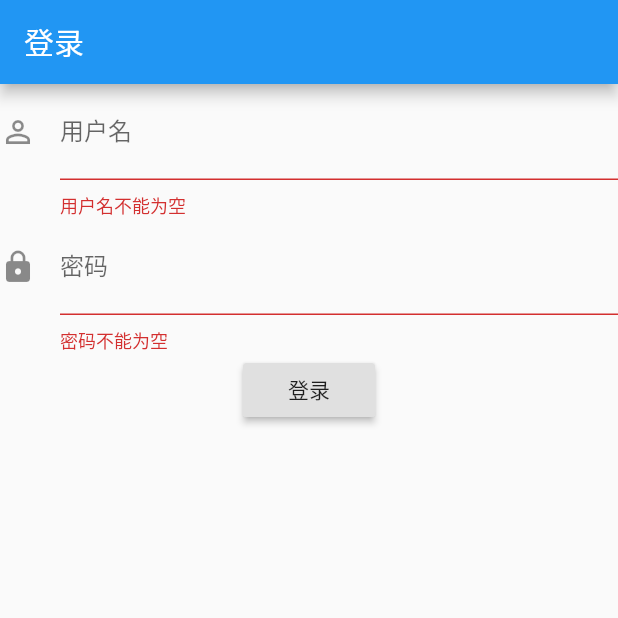
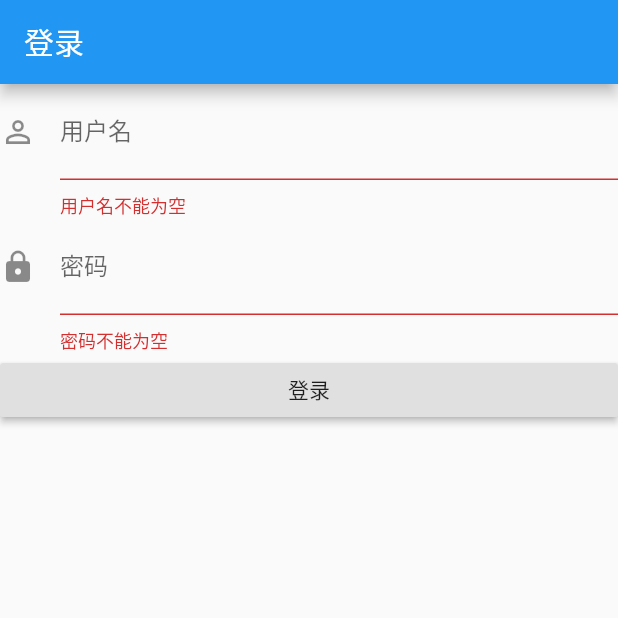
Before and after one commit to jhj24/flutter_app, a Flutter app: the screen it shows after launch, after a tap on "自动校验的输入框", on a phone screen of 412 x 824 dp, the top half of it. Run offline on Flutter 3.47's test engine with Material 2 defaults, Android fonts, the phone set to English and light mode, and no system bars.

Commit message:
使用扩展布局是按钮充满整行

```diff
--- a/lib/input/input_text_validate.dart
+++ b/lib/input/input_text_validate.dart
@@ -55,14 +55,20 @@ class _InputTextValidate extends State<InputTextValidate> {
                     return v.trim().length > 0 ? null : "密码不能为空";
                   },
                 ),
-                RaisedButton(
+                Row(
+                  children: <Widget>[
+                    Expanded(
+                        child: RaisedButton(
+                            padding: EdgeInsets.all(5),
                             child: Text("登录"),
                             onPressed: () {
                               if ((_formKey.currentState).validate()) {
                                 print(_usernameController.text);
                                 print(_passwordController.text);
                               }
-                    })
+                            }))
+                  ],
+                )
               ],
             )),
       ),
```
Lines whose indentation alone changed are shown as unchanged.
